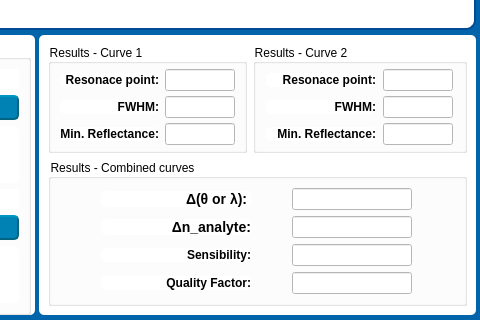
The window that Sim-LMR-Interface--main/open_extern_file.ui (AdeilsonLeal1/Simulador-SPR-LMR) describes before a commit, drawn with Qt 5; both pictures show x 219 to 699 and y 310 to 630 of the 699 by 630 pixel window.
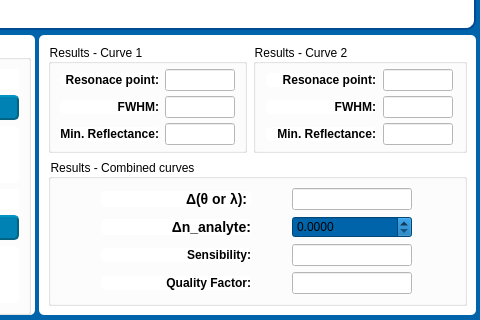
The same window after the commit.

Diff of the .ui file:
```diff
--- a/Sim-LMR-Interface--main/open_extern_file.ui
+++ b/Sim-LMR-Interface--main/open_extern_file.ui
@@ -670,19 +670,6 @@
            </property>
           </widget>
          </item>
-         <item row="1" column="1">
-          <widget class="QLineEdit" name="Qline_delta_indice">
-           <property name="maximumSize">
-            <size>
-             <width>120</width>
-             <height>16777215</height>
-            </size>
-           </property>
-           <property name="readOnly">
-            <bool>true</bool>
-           </property>
-          </widget>
-         </item>
          <item row="2" column="0">
           <widget class="QLabel" name="label_6">
            <property name="sizePolicy">
@@ -765,6 +752,16 @@
            </property>
           </widget>
          </item>
+         <item row="1" column="1">
+          <widget class="QDoubleSpinBox" name="spin_delta_index">
+           <property name="decimals">
+            <number>4</number>
+           </property>
+           <property name="singleStep">
+            <double>0.001000000000000</double>
+           </property>
+          </widget>
+         </item>
         </layout>
        </widget>
       </item>
```
